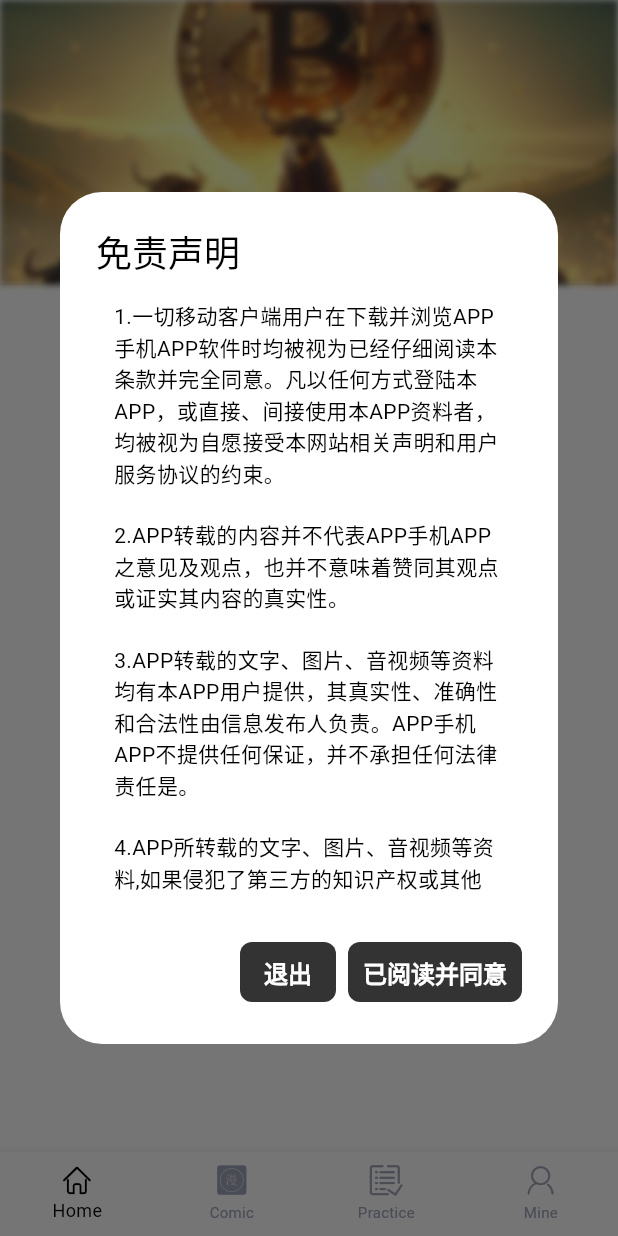
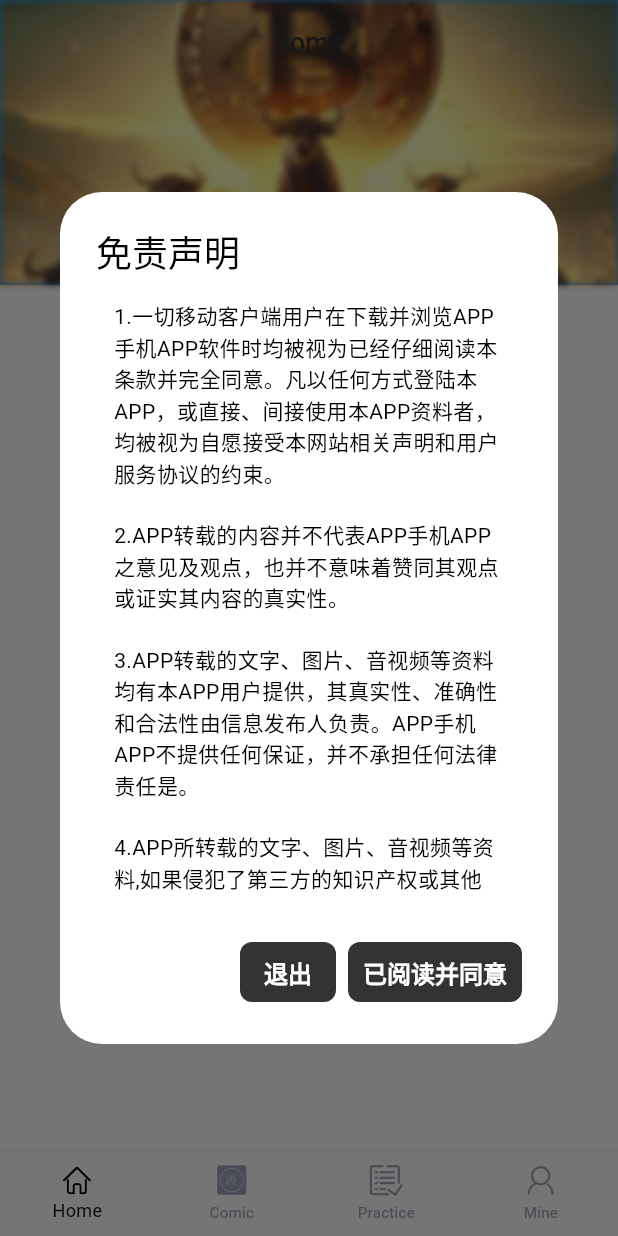
Before and after one commit to helloDolin/dolin_demo_flutter, a Flutter app: the screen it shows after launch, on a phone screen of 412 x 824 dp. Run offline on Flutter 3.47's test engine with Material 3 defaults, Android fonts, the phone set to English and light mode, and no system bars; drawn by our look-alikes of pull_to_refresh; our stand-ins replace cached_network_image, chewie, device_info_plus, dio, easy_refresh, expandable and 19 more; missing offline and left inert: barcode_scan2, dash_painter, desktop_window, flutter_inappwebview, logger_flutter_plus, scrollable_list_tab_scroller and 2 more; accounts and stored records are empty; network calls fail; statements that could not run were skipped.

Commit message:
feat：+ extended_nested_scroll_view

```diff
--- a/lib/app/modules/home/index/views/home_view.dart
+++ b/lib/app/modules/home/index/views/home_view.dart
@@ -5,6 +5,7 @@ import 'package:dolin/app/constants/app_fonts.dart';
 import 'package:dolin/app/modules/home/index/controllers/home_controller.dart';
 import 'package:dolin/app/modules/home/movie_list/movie_list_view.dart';
 import 'package:dolin/app/modules/mine/index/views/mine_view.dart';
+import 'package:extended_nested_scroll_view/extended_nested_scroll_view.dart';
 import 'package:flutter/material.dart';
 import 'package:flutter_screenutil/flutter_screenutil.dart';
 import 'package:get/get.dart';
@@ -40,10 +41,122 @@ class StickyTabBarDelegate extends SliverPersistentHeaderDelegate {
 
 class HomeView extends GetView<HomeController> {
   const HomeView({super.key});
+
+  Widget _buildScaffoldBody(BuildContext context) {
+    final double statusBarHeight = MediaQuery.paddingOf(context).top;
+    final double pinnedHeaderHeight =
+        // statusBar height
+        statusBarHeight +
+            // pinned SliverAppBar height in header
+            kToolbarHeight;
+    return ExtendedNestedScrollView(
+      headerSliverBuilder: (BuildContext context, bool innerBoxIsScrolled) {
+        return <Widget>[
+          SliverAppBar(
+            backgroundColor: Colors.blue,
+            pinned: true,
+            expandedHeight: 190,
+            title: const Text('home'),
+            flexibleSpace: ImageFiltered(
+              imageFilter: ImageFilter.blur(
+                sigmaX: 2,
+                sigmaY: 2,
+              ),
+              child: SizedBox.expand(
+                child: Image.asset(
+                  'assets/images/btc_2_the_moon.jpg',
+                  fit: BoxFit.cover,
+                ),
+              ),
+            ),
+          ),
+        ];
+      },
+      pinnedHeaderSliverHeightBuilder: () {
+        return pinnedHeaderHeight;
+      },
+      body: Column(
+        children: [
+          TabBar(
+            controller: controller.tabController,
+            tabs: controller.categoryList
+                .map(
+                  (map) => Tab(
+                    text: map['title'],
+                  ),
+                )
+                .toList(),
+          ),
+          Expanded(
+            child: TabBarView(
+              controller: controller.tabController,
+              children: controller.categoryList.map((map) {
+                return KeepAliveWrapper(
+                  child: MovieListView(
+                    source: map['source']!,
+                  ),
+                );
+              }).toList(),
+            ),
+          ),
+        ],
+      ),
+    );
+  }
+
   @override
   Widget build(BuildContext context) {
     return Scaffold(
-      body: NestedScrollView(
+      body: _buildScaffoldBody(context),
+    );
+
+    return Scaffold(
+      // drawer: 从左边抽出
+      // endDrawer: 从右边抽出
+      endDrawer: const Drawer(
+        child: MineView(),
+      ),
+      // appbar 只接收 PreferredSize 类型
+      appBar: PreferredSize(
+        preferredSize: const Size(double.infinity, 50),
+        child: Obx(
+          () => AppBar(
+            actions: [
+              Builder(
+                builder: (BuildContext context) {
+                  return IconButton(
+                    icon: const Icon(AppFonts.mine),
+                    onPressed: () {
+                      Scaffold.of(context).openEndDrawer();
+                    },
+                  );
+                },
+              ),
+            ],
+            title: Text(
+              controller.pageTitle.value,
+            ),
+            centerTitle: true,
+            // backgroundColor:
+            //     Colors.white.withOpacity(controller.opcity.value), // appbar 设置透明
+            elevation: 0, // 取消 app bar 下面的横线
+          ),
+        ),
+      ),
+      body: SafeArea(
+        child: Column(
+          children: [
+            _tabBar(context),
+            const SizedBox(height: 10),
+            Expanded(child: _content()),
+          ],
+        ),
+      ),
+    );
+  }
+
+  NestedScrollView _buildBodyOld() {
+    return NestedScrollView(
       headerSliverBuilder: (context, innerBoxIsScrolled) {
         return <Widget>[
           // 占位，保证切换 tab 时，不受其他滑动的影响
@@ -98,51 +211,6 @@ class HomeView extends GetView<HomeController> {
           );
         }).toList(),
       ),
-      ),
-    );
-
-    return Scaffold(
-      // drawer: 从左边抽出
-      // endDrawer: 从右边抽出
-      endDrawer: const Drawer(
-        child: MineView(),
-      ),
-      // appbar 只接收 PreferredSize 类型
-      appBar: PreferredSize(
-        preferredSize: const Size(double.infinity, 50),
-        child: Obx(
-          () => AppBar(
-            actions: [
-              Builder(
-                builder: (BuildContext context) {
-                  return IconButton(
-                    icon: const Icon(AppFonts.mine),
-                    onPressed: () {
-                      Scaffold.of(context).openEndDrawer();
-                    },
-                  );
-                },
-              ),
-            ],
-            title: Text(
-              controller.pageTitle.value,
-            ),
-            centerTitle: true,
-            // backgroundColor:
-            //     Colors.white.withOpacity(controller.opcity.value), // appbar 设置透明
-            elevation: 0, // 取消 app bar 下面的横线
-          ),
-        ),
-      ),
-      body: SafeArea(
-        child: Column(
-          children: [
-            _tabBar(context),
-            const SizedBox(height: 10),
-            Expanded(child: _content()),
-          ],
-        ),
-      ),
     );
   }
 
--- a/lib/app/modules/home/movie_list/movie_list_view.dart
+++ b/lib/app/modules/home/movie_list/movie_list_view.dart
@@ -29,45 +29,19 @@ class MovieListView extends StatelessWidget {
           controller: controller.refreshController,
           onRefresh: controller.onRefresh,
           onLoading: controller.onLoading,
-          child: CustomScrollView(
-            // 这个设置，很重要，要不然 tabview 会一起滚动，😅
-            key: PageStorageKey<String>(source), // 保持滑动位置,
-            slivers: [
-              // 占位
-              Builder(
-                builder: (ctx) {
-                  return SliverOverlapInjector(
-                    handle: NestedScrollView.sliverOverlapAbsorberHandleFor(
-                      ctx,
-                    ),
-                  );
-                },
-              ),
-              SliverList(
-                delegate: SliverChildBuilderDelegate(
-                  (BuildContext context, int index) {
-                    return Item(
-                      model: controller.data[index],
-                      index: index,
-                    );
-                  },
-                  childCount: controller.data.length,
-                ),
-              ),
-            ],
+          child: ListView.separated(
+            key: PageStorageKey<String>(source),
+            physics: const ClampingScrollPhysics(),
+            padding: EdgeInsets.zero,
+            separatorBuilder: (context, index) => Container(
+              height: 10,
+              color: const Color.fromARGB(21, 102, 215, 164),
+            ),
+            itemBuilder: (c, i) {
+              return Item(model: controller.data[i], index: i);
+            },
+            itemCount: controller.data.length,
           ),
-
-          // ListView.separated(
-          //   padding: EdgeInsets.zero,
-          //   separatorBuilder: (context, index) => Container(
-          //     height: 10,
-          //     color: const Color.fromARGB(21, 102, 215, 164),
-          //   ),
-          //   itemBuilder: (c, i) {
-          //     return Item(model: controller.data[i], index: i);
-          //   },
-          //   itemCount: controller.data.length,
-          // ),
         );
       },
     );
--- a/pubspec.yaml
+++ b/pubspec.yaml
@@ -69,6 +69,8 @@ dependencies:
   flutter_plugin_practice:
     path: ./flutter_plugin_practice
   json_annotation: 4.8.0
+  extended_nested_scroll_view: ^6.2.1
+
 
   flutter:
     sdk: flutter
```
Also changed, not shown: pubspec.lock. Lines whose indentation alone changed are shown as unchanged.
